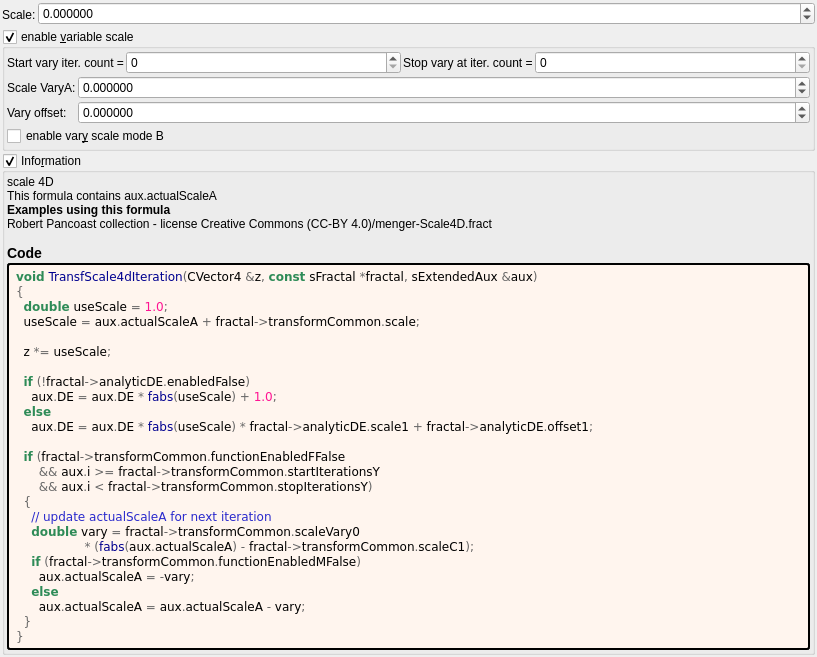
Above: mandelbulber2/deploy/share/mandelbulber2/formula/ui/transf_scale4d.ui from irinox-ctrl/mandelbulber2 before the change. Below: the same form after it.
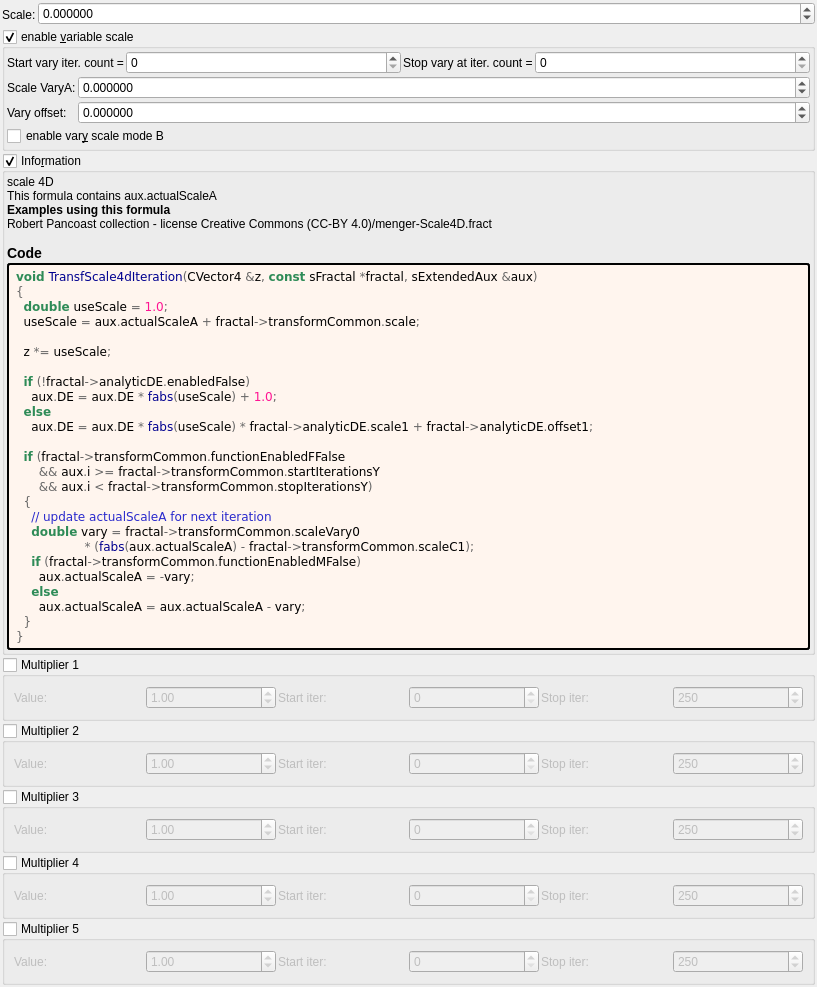
That is the form after the change. Custom widgets are drawn as their Qt base class.

Commit message:
feat: add 5 general-purpose multipliers to all 1007 fractal formulas
Each multiplier has:
- Checkbox (OFF by default)
- Value spinbox (default 1.0, range -100 to 100)
- Iteration start/stop range

Logic: z *= value; DE *= |value|;

Uses existing transformCommon parameters:
- Checkboxes: functionEnabledBx/By/Bz/Bw/CzFalse
- Values: scale4/5/6/8/16
- Ranges: startIterationsB-F/stopIterationsB-F

Modified 1007 .cpp (CPU), 1006 .cl (GPU), 1023 .ui files.
Both source (formula/) and deploy (deploy/share/) copies updated.

Patch:
```diff
--- a/mandelbulber2/deploy/share/mandelbulber2/formula/ui/transf_scale4d.ui
+++ b/mandelbulber2/deploy/share/mandelbulber2/formula/ui/transf_scale4d.ui
@@ -335,6 +335,192 @@
      </layout>
     </widget>
    </item>
+   <item>
+    <widget class="MyGroupBox" name="groupCheck_transf_function_enabledBx_false">
+     <property name="title"><string>Multiplier 1</string></property>
+     <property name="checkable"><bool>true</bool></property>
+     <property name="checked"><bool>false</bool></property>
+     <layout class="QGridLayout" name="gridLayout_mult1">
+      <property name="spacing"><number>2</number></property>
+      <item row="0" column="0">
+       <widget class="QLabel"><property name="text"><string>Value:</string></property></widget>
+      </item>
+      <item row="0" column="1">
+       <widget class="MyDoubleSpinBox" name="spinbox_transf_scale_4">
+        <property name="minimum"><double>-100.0</double></property><property name="maximum"><double>100.0</double></property>
+        <property name="singleStep"><double>0.01</double></property><property name="value"><double>1.0</double></property>
+       </widget>
+      </item>
+      <item row="0" column="2">
+       <widget class="QLabel"><property name="text"><string>Start iter:</string></property></widget>
+      </item>
+      <item row="0" column="3">
+       <widget class="MySpinBox" name="spinboxInt_transf_start_iterations_B">
+        <property name="minimum"><number>0</number></property><property name="maximum"><number>10000</number></property>
+        <property name="value"><number>0</number></property>
+       </widget>
+      </item>
+      <item row="0" column="4">
+       <widget class="QLabel"><property name="text"><string>Stop iter:</string></property></widget>
+      </item>
+      <item row="0" column="5">
+       <widget class="MySpinBox" name="spinboxInt_transf_stop_iterations_B">
+        <property name="minimum"><number>0</number></property><property name="maximum"><number>10000</number></property>
+        <property name="value"><number>250</number></property>
+       </widget>
+      </item>
+     </layout>
+    </widget>
+   </item>
+   <item>
+    <widget class="MyGroupBox" name="groupCheck_transf_function_enabledBy_false">
+     <property name="title"><string>Multiplier 2</string></property>
+     <property name="checkable"><bool>true</bool></property>
+     <property name="checked"><bool>false</bool></property>
+     <layout class="QGridLayout" name="gridLayout_mult2">
+      <property name="spacing"><number>2</number></property>
+      <item row="0" column="0">
+       <widget class="QLabel"><property name="text"><string>Value:</string></property></widget>
+      </item>
+      <item row="0" column="1">
+       <widget class="MyDoubleSpinBox" name="spinbox_transf_scale_5">
+        <property name="minimum"><double>-100.0</double></property><property name="maximum"><double>100.0</double></property>
+        <property name="singleStep"><double>0.01</double></property><property name="value"><double>1.0</double></property>
+       </widget>
+      </item>
+      <item row="0" column="2">
+       <widget class="QLabel"><property name="text"><string>Start iter:</string></property></widget>
+      </item>
+      <item row="0" column="3">
+       <widget class="MySpinBox" name="spinboxInt_transf_start_iterations_C">
+        <property name="minimum"><number>0</number></property><property name="maximum"><number>10000</number></property>
+        <property name="value"><number>0</number></property>
+       </widget>
+      </item>
+      <item row="0" column="4">
+       <widget class="QLabel"><property name="text"><string>Stop iter:</string></property></widget>
+      </item>
+      <item row="0" column="5">
+       <widget class="MySpinBox" name="spinboxInt_transf_stop_iterations_C">
+        <property name="minimum"><number>0</number></property><property name="maximum"><number>10000</number></property>
+        <property name="value"><number>250</number></property>
+       </widget>
+      </item>
+     </layout>
+    </widget>
+   </item>
+   <item>
+    <widget class="MyGroupBox" name="groupCheck_transf_function_enabledBz_false">
+     <property name="title"><string>Multiplier 3</string></property>
+     <property name="checkable"><bool>true</bool></property>
+     <property name="checked"><bool>false</bool></property>
+     <layout class="QGridLayout" name="gridLayout_mult3">
+      <property name="spacing"><number>2</number></property>
+      <item row="0" column="0">
+       <widget class="QLabel"><property name="text"><string>Value:</string></property></widget>
+      </item>
+      <item row="0" column="1">
+       <widget class="MyDoubleSpinBox" name="spinbox_transf_scale_6">
+        <property name="minimum"><double>-100.0</double></property><property name="maximum"><double>100.0</double></property>
+        <property name="singleStep"><double>0.01</double></property><property name="value"><double>1.0</double></property>
+       </widget>
+      </item>
+      <item row="0" column="2">
+       <widget class="QLabel"><property name="text"><string>Start iter:</string></property></widget>
+      </item>
+      <item row="0" column="3">
+       <widget class="MySpinBox" name="spinboxInt_transf_start_iterations_D">
+        <property name="minimum"><number>0</number></property><property name="maximum"><number>10000</number></property>
+        <property name="value"><number>0</number></property>
+       </widget>
+      </item>
+      <item row="0" column="4">
+       <widget class="QLabel"><property name="text"><string>Stop iter:</string></property></widget>
+      </item>
+      <item row="0" column="5">
+       <widget class="MySpinBox" name="spinboxInt_transf_stop_iterations_D">
+        <property name="minimum"><number>0</number></property><property name="maximum"><number>10000</number></property>
+        <property name="value"><number>250</number></property>
+       </widget>
+      </item>
+     </layout>
+    </widget>
+   </item>
+   <item>
+    <widget class="MyGroupBox" name="groupCheck_transf_function_enabledBw_false">
+     <property name="title"><string>Multiplier 4</string></property>
+     <property name="checkable"><bool>true</bool></property>
+     <property name="checked"><bool>false</bool></property>
+     <layout class="QGridLayout" name="gridLayout_mult4">
+      <property name="spacing"><number>2</number></property>
+      <item row="0" column="0">
+       <widget class="QLabel"><property name="text"><string>Value:</string></property></widget>
+      </item>
+      <item row="0" column="1">
+       <widget class="MyDoubleSpinBox" name="spinbox_transf_scale_8">
+        <property name="minimum"><double>-100.0</double></property><property name="maximum"><double>100.0</double></property>
+        <property name="singleStep"><double>0.01</double></property><property name="value"><double>1.0</double></property>
+       </widget>
+      </item>
+      <item row="0" column="2">
+       <widget class="QLabel"><property name="text"><string>Start iter:</string></property></widget>
+      </item>
+      <item row="0" column="3">
+       <widget class="MySpinBox" name="spinboxInt_transf_start_iterations_E">
+        <property name="minimum"><number>0</number></property><property name="maximum"><number>10000</number></property>
+        <property name="value"><number>0</number></property>
+       </widget>
+      </item>
+      <item row="0" column="4">
+       <widget class="QLabel"><property name="text"><string>Stop iter:</string></property></widget>
+      </item>
+      <item row="0" column="5">
+       <widget class="MySpinBox" name="spinboxInt_transf_stop_iterations_E">
+        <property name="minimum"><number>0</number></property><property name="maximum"><number>10000</number></property>
+        <property name="value"><number>250</number></property>
+       </widget>
+      </item>
+     </layout>
+    </widget>
+   </item>
+   <item>
+    <widget class="MyGroupBox" name="groupCheck_transf_function_enabledCz_false">
+     <property name="title"><string>Multiplier 5</string></property>
+     <property name="checkable"><bool>true</bool></property>
+     <property name="checked"><bool>false</bool></property>
+     <layout class="QGridLayout" name="gridLayout_mult5">
+      <property name="spacing"><number>2</number></property>
+      <item row="0" column="0">
+       <widget class="QLabel"><property name="text"><string>Value:</string></property></widget>
+      </item>
+      <item row="0" column="1">
+       <widget class="MyDoubleSpinBox" name="spinbox_transf_scale_16">
+        <property name="minimum"><double>-100.0</double></property><property name="maximum"><double>100.0</double></property>
+        <property name="singleStep"><double>0.01</double></property><property name="value"><double>1.0</double></property>
+       </widget>
+      </item>
+      <item row="0" column="2">
+       <widget class="QLabel"><property name="text"><string>Start iter:</string></property></widget>
+      </item>
+      <item row="0" column="3">
+       <widget class="MySpinBox" name="spinboxInt_transf_start_iterations_F">
+        <property name="minimum"><number>0</number></property><property name="maximum"><number>10000</number></property>
+        <property name="value"><number>0</number></property>
+       </widget>
+      </item>
+      <item row="0" column="4">
+       <widget class="QLabel"><property name="text"><string>Stop iter:</string></property></widget>
+      </item>
+      <item row="0" column="5">
+       <widget class="MySpinBox" name="spinboxInt_transf_stop_iterations_F">
+        <property name="minimum"><number>0</number></property><property name="maximum"><number>10000</number></property>
+        <property name="value"><number>250</number></property>
+       </widget>
+      </item>
+     </layout>
+    </widget>
+   </item>
+
    <item>
     <spacer name="verticalSpacer">
      <property name="orientation">
```
The commit also changes 3972 other files.
